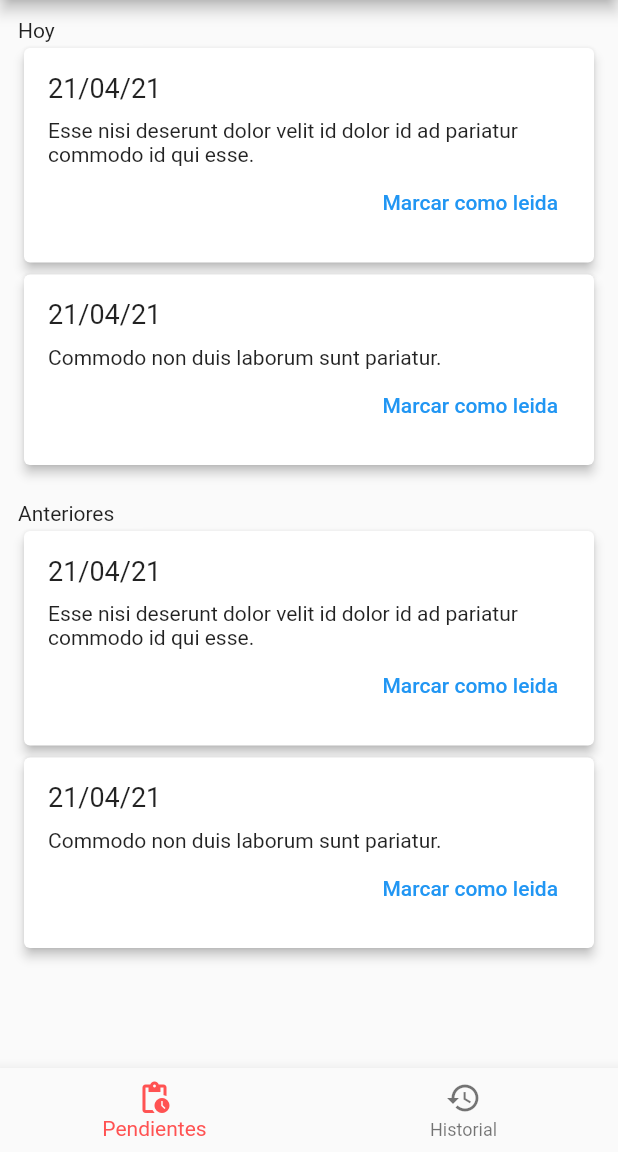
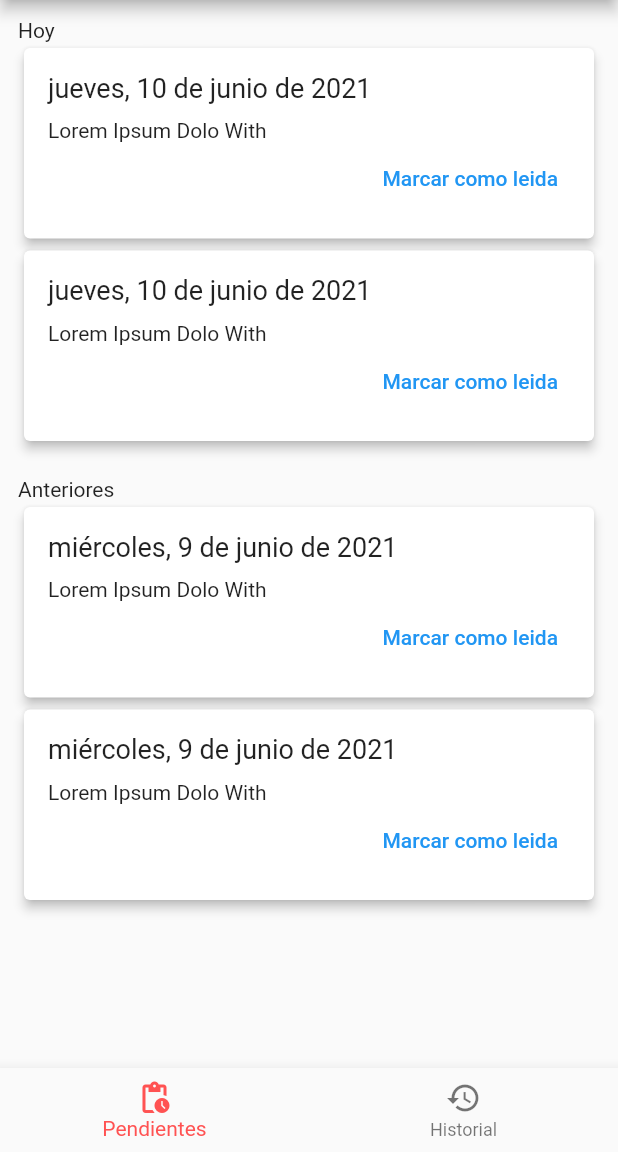
Before and after one commit to FernandoAcTr/covid19_itc_app, a Flutter app: the AlertsPage screen opened by its route, after a tap on "Marcar como leida", on a phone screen of 412 x 824 dp, the part 84-1236 px from its top. Run offline on Flutter 3.47's test engine with Material 2 defaults, Android fonts, the phone set to English and light mode, and no system bars; our stand-ins replace equatable.

Commit message:
Alerts page provider con datos dummy

```diff
--- /dev/null
+++ b/lib/src/data/entities/alerta.dart
@@ -0,0 +1,37 @@
+import 'dart:convert';
+
+class Alerta {
+  String alertaId;
+  String alerta;
+  String status;
+  DateTime createAt;
+  DateTime updateAt;
+
+  Alerta({
+    required this.alertaId,
+    required this.alerta,
+    required this.status,
+    required this.createAt,
+    required this.updateAt,
+  });
+
+  factory Alerta.fromJson(String str) => Alerta.fromMap(json.decode(str));
+
+  String toJson() => json.encode(toMap());
+
+  factory Alerta.fromMap(Map<String, dynamic> json) => Alerta(
+        alertaId: json["alerta_id"],
+        alerta: json["alerta"],
+        status: json["status"],
+        createAt: DateTime.parse(json["create_at"]),
+        updateAt: DateTime.parse(json["update_at"]),
+      );
+
+  Map<String, dynamic> toMap() => {
+        "alerta_id": alertaId,
+        "alerta": alerta,
+        "status": status,
+        "create_at": createAt.toIso8601String(),
+        "update_at": updateAt.toIso8601String(),
+      };
+}
--- /dev/null
+++ b/lib/src/data/providers/alerta/alerta_provider.dart
@@ -0,0 +1,76 @@
+import 'dart:math';
+
+import 'package:covid19_itc/src/data/entities/alerta.dart';
+import 'package:covid19_itc/src/data/providers/alerta/alerta_state.dart';
+import 'package:covid19_itc/src/data/providers/changenotifier_with_state.dart';
+
+class AlertaProvider extends ChangeNotifierWithState<AlertaState> {
+  AlertaProvider() {
+    setState(AlertaState(
+      alertas: [],
+      loading: false,
+    ));
+    fetchAlerts();
+  }
+
+  fetchAlerts() async {
+    setState(state.copyWith(loading: true));
+    await Future.delayed(Duration(seconds: 2));
+    final List<Alerta> alertas = [];
+
+    final alerta1 = Alerta(
+      alertaId: Random(1000).toString(),
+      alerta: 'Lorem Ipsum Dolo With',
+      status: 'PENDIENTE',
+      createAt: DateTime.now(),
+      updateAt: DateTime.now(),
+    );
+
+    final alerta2 = Alerta(
+      alertaId: Random(1000).toString(),
+      alerta: 'Lorem Ipsum Dolo With',
+      status: 'PENDIENTE',
+      createAt: DateTime(2021, 6, 9),
+      updateAt: DateTime.now(),
+    );
+
+    final alerta3 = Alerta(
+      alertaId: Random(1000).toString(),
+      alerta: 'Lorem Ipsum Dolo With',
+      status: 'LEIDA',
+      createAt: DateTime(2021, 6, 9),
+      updateAt: DateTime.now(),
+    );
+
+    alertas.add(alerta1);
+    alertas.add(alerta1);
+    alertas.add(alerta2);
+    alertas.add(alerta2);
+    alertas.add(alerta3);
+    alertas.add(alerta3);
+    alertas.add(alerta3);
+    alertas.add(alerta3);
+
+    setState(state.copyWith(loading: false, alertas: alertas));
+  }
+
+  List<Alerta> get todayAlerts {
+    final today = DateTime.now();
+    final todayAlerts =
+        state.alertas.where((alert) => alert.status == 'PENDIENTE' && alert.createAt.day == today.day).toList();
+
+    return todayAlerts;
+  }
+
+  List<Alerta> get previousAlerts {
+    final today = DateTime.now();
+    final todayAlerts =
+        state.alertas.where((alert) => alert.status == 'PENDIENTE' && alert.createAt.day != today.day).toList();
+
+    return todayAlerts;
+  }
+
+  List<Alerta> get historyAlerts {
+    return state.alertas.where((alert) => alert.status != 'PENDIENTE').toList();
+  }
+}
--- /dev/null
+++ b/lib/src/data/providers/alerta/alerta_state.dart
@@ -0,0 +1,27 @@
+import 'package:covid19_itc/src/data/entities/alerta.dart';
+import 'package:equatable/equatable.dart';
+
+class AlertaState extends Equatable {
+  final List<Alerta> alertas;
+  final bool loading;
+
+  AlertaState({
+    required this.alertas,
+    required this.loading,
+  });
+
+  @override
+  List<Object?> get props => [alertas, loading];
+
+  @override
+  bool? get stringify => true;
+
+  AlertaState copyWith({
+    List<Alerta>? alertas,
+    bool? loading,
+  }) =>
+      AlertaState(
+        alertas: alertas ?? this.alertas,
+        loading: loading ?? this.loading,
+      );
+}
--- a/lib/src/data/providers/consulta/consulta_provider.dart
+++ b/lib/src/data/providers/consulta/consulta_provider.dart
@@ -55,6 +55,7 @@ class ConsultaProvider extends ChangeNotifierWithState<ConsultaState> {
       status: 'Pendiente',
       solicitudId: Random().nextInt(1000).toString(),
     ));
+    txtSintomasController.text = '';
     setState(state.copyWith(consultas: currentList));
   }
 
--- a/lib/src/ui/pages/alerts/alerts_page.dart
+++ b/lib/src/ui/pages/alerts/alerts_page.dart
@@ -1,32 +1,51 @@
 import 'package:flutter/material.dart';
+import 'package:provider/provider.dart';
+import 'package:covid19_itc/src/data/providers/alerta/alerta_provider.dart';
 import 'package:covid19_itc/src/ui/pages/alerts/widgets/tab_history.dart';
 import 'package:covid19_itc/src/ui/pages/alerts/widgets/tab_pendings.dart';
 
 class AlertsPage extends StatelessWidget {
-  const AlertsPage({Key? key}) : super(key: key);
-
   @override
   Widget build(BuildContext context) {
-    return Scaffold(
-      appBar: AppBar(
-        title: Text('Mis Alertas'),
-      ),
-      bottomNavigationBar: BottomNavBar(),
-      body: PageView(
-        children: [
-          TabPendings(),
-          TabHistory(),
-        ],
+    return MultiProvider(
+      providers: [
+        ChangeNotifierProvider(create: (_) => AlertaProvider()),
+        ChangeNotifierProvider(create: (_) => _NavigationModel()),
+      ],
+      child: Scaffold(
+        appBar: AppBar(
+          title: Text('Mis Alertas'),
+        ),
+        body: _Pages(),
+        bottomNavigationBar: _BottomNavBar(),
       ),
     );
   }
 }
 
-class BottomNavBar extends StatelessWidget {
+class _Pages extends StatelessWidget {
   @override
   Widget build(BuildContext context) {
+    return PageView(
+      controller: Provider.of<_NavigationModel>(context).pageController,
+      onPageChanged: (index) => Provider.of<_NavigationModel>(context, listen: false).currentPage = index,
+      children: [
+        TabPendings(),
+        TabHistory(),
+      ],
+    );
+  }
+}
+
+class _BottomNavBar extends StatelessWidget {
+  @override
+  Widget build(BuildContext context) {
+    final navigationModel = Provider.of<_NavigationModel>(context);
+
     return BottomNavigationBar(
       selectedItemColor: Theme.of(context).accentColor,
+      currentIndex: navigationModel.currentPage,
+      onTap: (index) => navigationModel.currentPage = index,
       items: [
         BottomNavigationBarItem(icon: Icon(Icons.pending_actions), label: 'Pendientes'),
         BottomNavigationBarItem(icon: Icon(Icons.history), label: 'Historial'),
@@ -34,3 +53,18 @@ class BottomNavBar extends StatelessWidget {
     );
   }
 }
+
+class _NavigationModel with ChangeNotifier {
+  int _currentPage = 0;
+  PageController _pageController = new PageController();
+
+  int get currentPage => _currentPage;
+
+  set currentPage(int page) {
+    this._currentPage = page;
+    _pageController.animateToPage(_currentPage, duration: Duration(milliseconds: 250), curve: Curves.easeOut);
+    notifyListeners();
+  }
+
+  PageController get pageController => this._pageController;
+}
--- a/lib/src/ui/pages/alerts/widgets/alert.dart
+++ b/lib/src/ui/pages/alerts/widgets/alert.dart
@@ -1,11 +1,11 @@
 import 'package:flutter/material.dart';
 
-class Alert extends StatelessWidget {
+class CusttomAlert extends StatelessWidget {
   final String title;
   final String content;
   final List<Widget>? actions;
 
-  const Alert({
+  const CusttomAlert({
     required this.title,
     required this.content,
     this.actions,
--- a/lib/src/ui/pages/alerts/widgets/tab_history.dart
+++ b/lib/src/ui/pages/alerts/widgets/tab_history.dart
@@ -1,20 +1,46 @@
+import 'package:covid19_itc/src/data/entities/alerta.dart';
+import 'package:flutter/material.dart';
+import 'package:intl/intl.dart';
+import 'package:provider/provider.dart';
+import 'package:covid19_itc/src/data/providers/alerta/alerta_provider.dart';
 import 'package:covid19_itc/src/ui/pages/alerts/widgets/alert.dart';
-import 'package:flutter/material.dart';
 
 class TabHistory extends StatelessWidget {
   @override
   Widget build(BuildContext context) {
-    return Padding(
-      padding: const EdgeInsets.only(top: 8, left: 8, right: 8),
-      child: ListView.builder(
-        itemCount: 10,
-        itemBuilder: (_, index) {
-          return Alert(
-            title: '21/04/21',
-            content: 'Esse nisi deserunt dolor velit id dolor id ad pariatur commodo id qui esse.',
+    final provider = Provider.of<AlertaProvider>(context);
+    final alerts = provider.historyAlerts;
+    return provider.state.loading
+        ? Center(child: CircularProgressIndicator())
+        : RefreshIndicator(
+            onRefresh: () => provider.fetchAlerts(),
+            child: Padding(
+              padding: const EdgeInsets.only(top: 8, left: 8, right: 8),
+              child: alerts.length > 0
+                  ? _ListAlerts(alerts: alerts)
+                  : Center(child: Text('No tienes ninguna alerta en tu historial')),
+            ),
           );
-        },
-      ),
+  }
+}
+
+class _ListAlerts extends StatelessWidget {
+  const _ListAlerts({
+    required this.alerts,
+  });
+
+  final List<Alerta> alerts;
+
+  @override
+  Widget build(BuildContext context) {
+    return ListView.builder(
+      itemCount: alerts.length,
+      itemBuilder: (_, index) {
+        return CusttomAlert(
+          title: DateFormat.yMMMMEEEEd().format(alerts[index].createAt),
+          content: alerts[index].alerta,
+        );
+      },
     );
   }
 }
--- a/lib/src/ui/pages/alerts/widgets/tab_pendings.dart
+++ b/lib/src/ui/pages/alerts/widgets/tab_pendings.dart
@@ -1,53 +1,53 @@
 import 'package:flutter/material.dart';
+import 'package:provider/provider.dart';
+import 'package:intl/intl.dart';
+import 'package:covid19_itc/src/data/entities/alerta.dart';
+import 'package:covid19_itc/src/data/providers/alerta/alerta_provider.dart';
 import 'package:covid19_itc/src/ui/pages/alerts/widgets/alert.dart';
 
 class TabPendings extends StatelessWidget {
   @override
   Widget build(BuildContext context) {
-    List<Alert> todayAlerts = getTodayAlerts();
-    List<Alert> pastAlerts = getPastAlerts();
+    final provider = Provider.of<AlertaProvider>(context);
+    List<Alerta> todayAlerts = provider.todayAlerts;
+    List<Alerta> previousAlerts = provider.previousAlerts;
 
-    return Padding(
-      padding: const EdgeInsets.only(top: 12, left: 12, right: 12),
-      child: ListView(
-        children: [
-          Text('Hoy'),
-          ...todayAlerts,
-          SizedBox(height: 20),
-          Text('Anteriores'),
-          ...pastAlerts,
-        ],
-      ),
+    return provider.state.loading
+        ? Center(child: CircularProgressIndicator())
+        : RefreshIndicator(
+            onRefresh: () async => Provider.of<AlertaProvider>(context, listen: false).fetchAlerts(),
+            child: Padding(
+                padding: const EdgeInsets.only(top: 12, left: 12, right: 12),
+                child: todayAlerts.length > 0 || previousAlerts.length > 0
+                    ? _buildListView(todayAlerts, previousAlerts)
+                    : Center(child: Text('No hay alertas nuevas'))),
+          );
+  }
+
+  ListView _buildListView(List<Alerta> todayAlerts, List<Alerta> previousAlerts) {
+    return ListView(
+      children: [
+        if (todayAlerts.length > 0) Text('Hoy'),
+        ..._mapAlerts(todayAlerts),
+        SizedBox(height: 20),
+        if (previousAlerts.length > 0) Text('Anteriores'),
+        ..._mapAlerts(previousAlerts),
+      ],
     );
   }
 
-  List<Alert> getTodayAlerts() {
-    return [
-      Alert(
-        title: '21/04/21',
-        content: 'Esse nisi deserunt dolor velit id dolor id ad pariatur commodo id qui esse.',
-        actions: [TextButton(onPressed: () {}, child: Text('Marcar como leida'))],
-      ),
-      Alert(
-        title: '21/04/21',
-        content: 'Commodo non duis laborum sunt pariatur.',
-        actions: [TextButton(onPressed: () {}, child: Text('Marcar como leida'))],
-      )
-    ];
-  }
-
-  List<Alert> getPastAlerts() {
-    return [
-      Alert(
-        title: '21/04/21',
-        content: 'Esse nisi deserunt dolor velit id dolor id ad pariatur commodo id qui esse.',
-        actions: [TextButton(onPressed: () {}, child: Text('Marcar como leida'))],
-      ),
-      Alert(
-        title: '21/04/21',
-        content: 'Commodo non duis laborum sunt pariatur.',
-        actions: [TextButton(onPressed: () {}, child: Text('Marcar como leida'))],
-      )
-    ];
+  List<CusttomAlert> _mapAlerts(List<Alerta> alerts) {
+    return alerts
+        .map((item) => CusttomAlert(
+              title: DateFormat.yMMMMEEEEd().format(item.createAt),
+              content: item.alerta,
+              actions: [
+                TextButton(
+                  child: Text('Marcar como leida'),
+                  onPressed: () {},
+                )
+              ],
+            ))
+        .toList();
   }
 }
--- a/lib/src/ui/pages/consultas/constultas_page.dart
+++ b/lib/src/ui/pages/consultas/constultas_page.dart
@@ -44,7 +44,6 @@ class _FloatingButton extends StatelessWidget {
         } else {
           showSnackBar(text: 'Consulta programada. Espera a que un médico te asigne una fecha', context: context);
           provider.addConsulta(provider.txtSintomasController.text, provider.state.modalidad!);
-          provider.txtSintomasController.text = '';
           FocusScope.of(context).unfocus();
         }
       },
```
